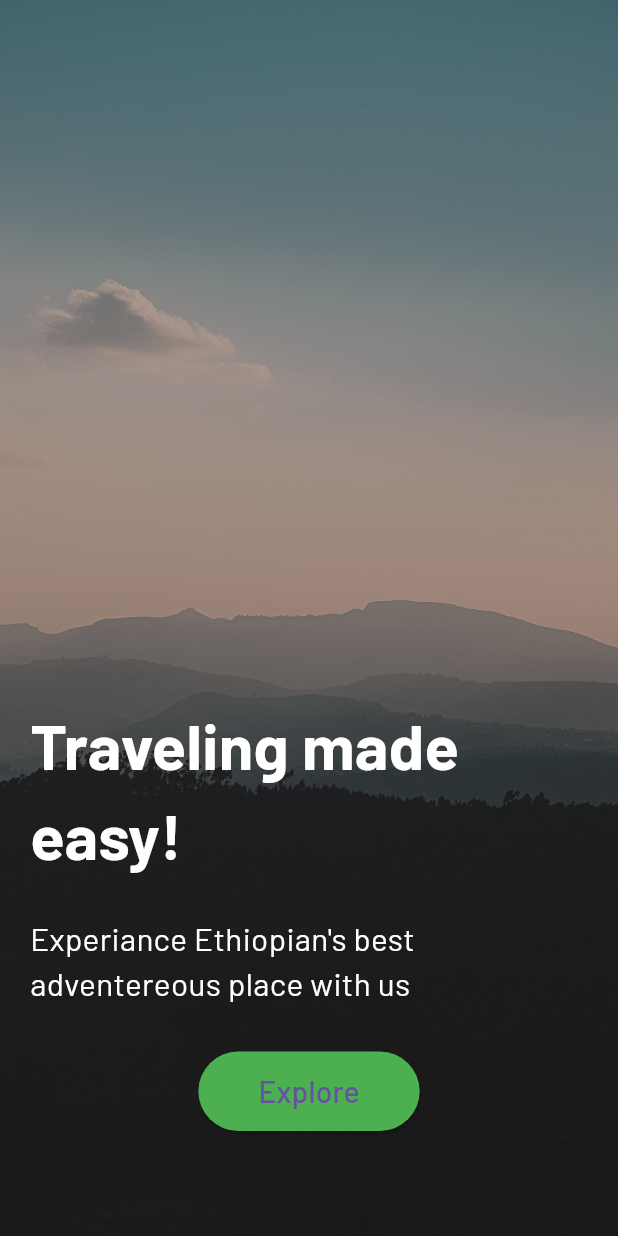
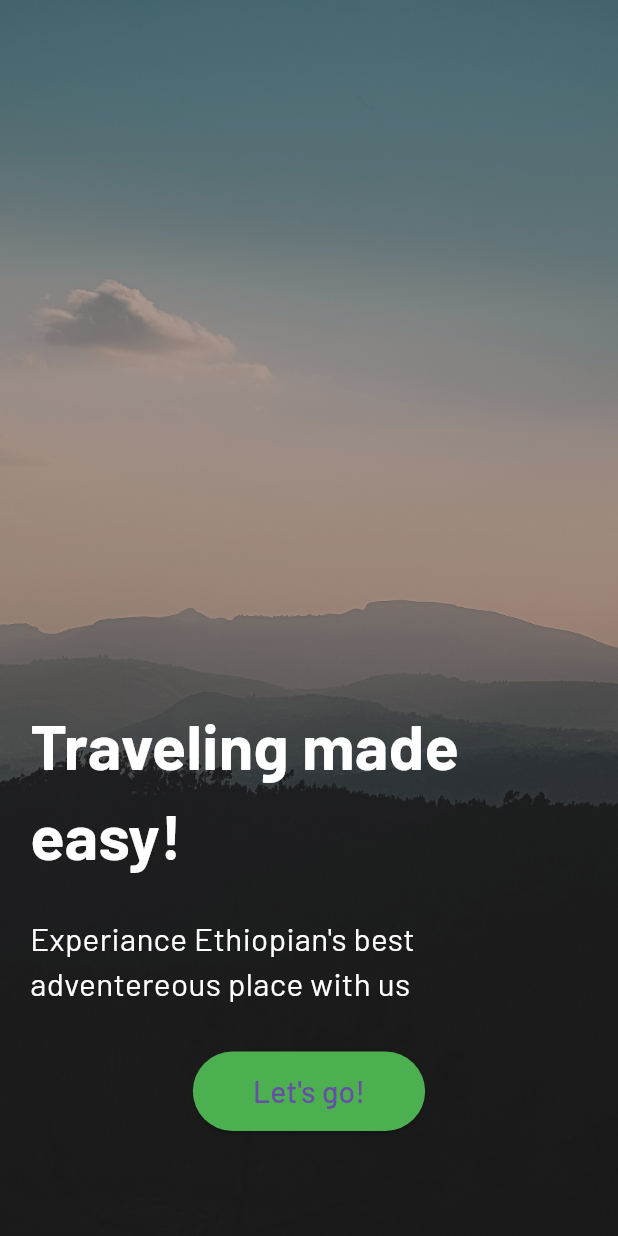
Before and after one commit to NatnaelDemelash/Travel_Eth, a Flutter app: the screen it shows after launch, on a phone screen of 412 x 824 dp. Run offline on Flutter 3.47's test engine with Material 3 defaults, Android fonts, the phone set to English and light mode, and no system bars; our stand-ins replace google_fonts.

Commit message:
refactor: added common custom button

```diff
--- a/lib/pages/welcome_page.dart
+++ b/lib/pages/welcome_page.dart
@@ -1,5 +1,7 @@
 import 'package:flutter/material.dart';
 import 'package:google_fonts/google_fonts.dart';
+
+import '../utils/custom_button.dart';
 
 class WelcomePage extends StatelessWidget {
   const WelcomePage({super.key});
@@ -43,32 +45,8 @@ class WelcomePage extends StatelessWidget {
                 ),
               ),
               const SizedBox(height: 30),
-              Center(
-                child: ElevatedButton(
-                  style: ButtonStyle(
-                    backgroundColor:
-                        MaterialStateProperty.all<Color>(Colors.green),
-                    padding: MaterialStateProperty.all<EdgeInsetsGeometry>(
-                      const EdgeInsets.symmetric(
-                          horizontal: 40.0, vertical: 12.0),
-                    ),
-                    shape: MaterialStateProperty.all<RoundedRectangleBorder>(
-                      RoundedRectangleBorder(
-                        borderRadius:
-                            BorderRadius.circular(32.0), // Set border radius
-                        // You can also set other border properties here
-                      ),
-                    ),
-                  ),
-                  onPressed: () {},
-                  child: Text(
-                    'Explore',
-                    style: GoogleFonts.barlow(
-                      fontSize: 20,
-                      fontWeight: FontWeight.w500,
-                    ),
-                  ),
-                ),
+              const Center(
+                child: CustomButton(buttonText: 'Let\'s go!'),
               ),
               const SizedBox(height: 50)
             ],
--- /dev/null
+++ b/lib/utils/custom_button.dart
@@ -0,0 +1,34 @@
+import 'package:flutter/material.dart';
+import 'package:google_fonts/google_fonts.dart';
+
+class CustomButton extends StatelessWidget {
+  final String buttonText;
+
+  const CustomButton({super.key, required this.buttonText});
+
+  @override
+  Widget build(BuildContext context) {
+    return ElevatedButton(
+      style: ButtonStyle(
+        backgroundColor: MaterialStateProperty.all<Color>(Colors.green),
+        padding: MaterialStateProperty.all<EdgeInsetsGeometry>(
+          const EdgeInsets.symmetric(horizontal: 40.0, vertical: 12.0),
+        ),
+        shape: MaterialStateProperty.all<RoundedRectangleBorder>(
+          RoundedRectangleBorder(
+            borderRadius: BorderRadius.circular(32.0), // Set border radius
+            // You can also set other border properties here
+          ),
+        ),
+      ),
+      onPressed: () {},
+      child: Text(
+        buttonText,
+        style: GoogleFonts.barlow(
+          fontSize: 20,
+          fontWeight: FontWeight.w500,
+        ),
+      ),
+    );
+  }
+}
```
